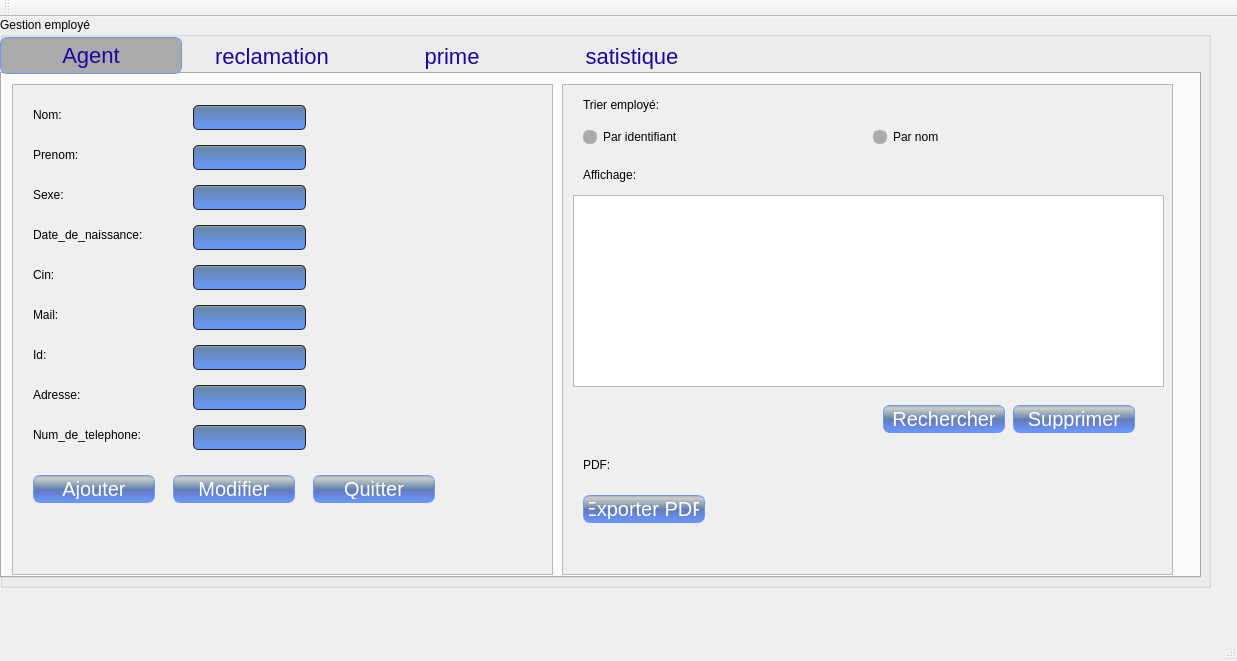
This is mainwindow.ui in sirineghribi/SMART_RECRUITING_2A17 as Qt 5 draws it before an edit. The edited form follows.
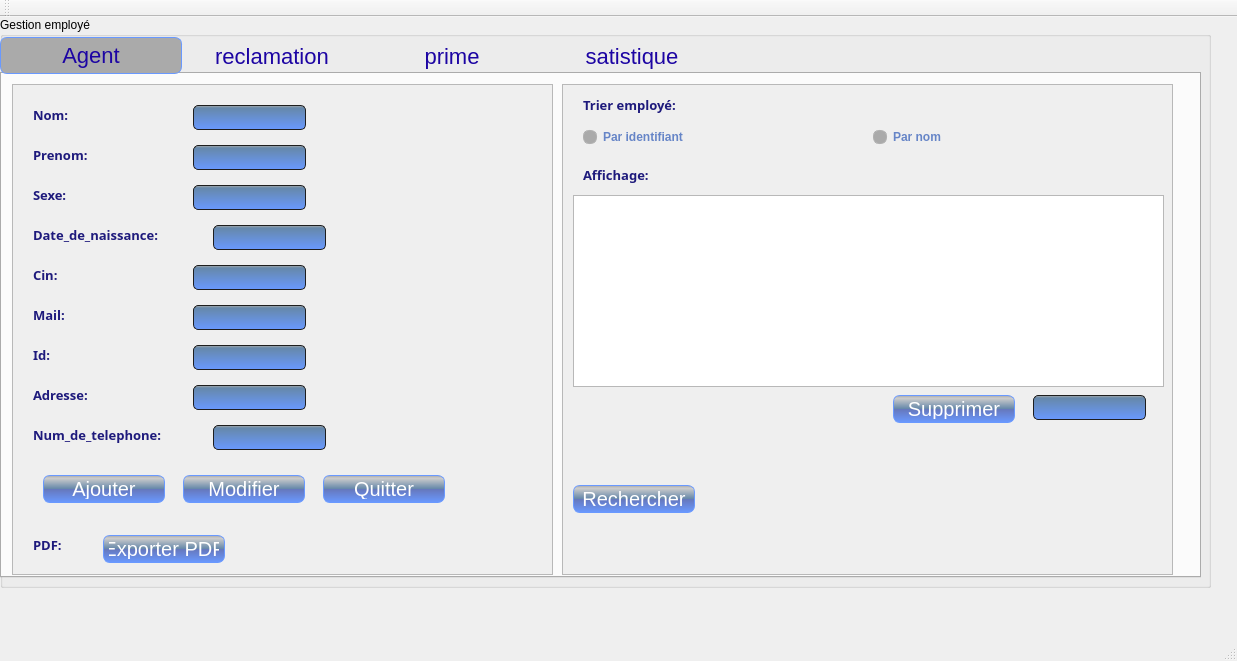
This is the edited form.

```diff
--- a/mainwindow.ui
+++ b/mainwindow.ui
@@ -107,6 +107,11 @@
          <height>491</height>
         </rect>
        </property>
+       <property name="font">
+        <font>
+         <pointsize>10</pointsize>
+        </font>
+       </property>
        <property name="widgetResizable">
         <bool>true</bool>
        </property>
@@ -128,6 +133,18 @@
            <height>20</height>
           </rect>
          </property>
+         <property name="font">
+          <font>
+           <family>Dubai</family>
+           <pointsize>10</pointsize>
+           <weight>75</weight>
+           <bold>true</bold>
+          </font>
+         </property>
+         <property name="styleSheet">
+          <string notr="true">border-color: rgb(0, 0, 127);
+color: rgb(30, 26, 124);</string>
+         </property>
          <property name="text">
           <string>Nom:</string>
          </property>
@@ -161,6 +178,18 @@
            <height>20</height>
           </rect>
          </property>
+         <property name="font">
+          <font>
+           <family>Dubai</family>
+           <pointsize>10</pointsize>
+           <weight>75</weight>
+           <bold>true</bold>
+          </font>
+         </property>
+         <property name="styleSheet">
+          <string notr="true">border-color: rgb(0, 0, 127);
+color: rgb(30, 26, 124);</string>
+         </property>
          <property name="text">
           <string>Prenom:</string>
          </property>
@@ -174,6 +203,18 @@
            <height>20</height>
           </rect>
          </property>
+         <property name="font">
+          <font>
+           <family>Dubai</family>
+           <pointsize>10</pointsize>
+           <weight>75</weight>
+           <bold>true</bold>
+          </font>
+         </property>
+         <property name="styleSheet">
+          <string notr="true">border-color: rgb(0, 0, 127);
+color: rgb(30, 26, 124);</string>
+         </property>
          <property name="text">
           <string>Sexe:</string>
          </property>
@@ -187,6 +228,18 @@
            <height>20</height>
           </rect>
          </property>
+         <property name="font">
+          <font>
+           <family>Dubai</family>
+           <pointsize>10</pointsize>
+           <weight>75</weight>
+           <bold>true</bold>
+          </font>
+         </property>
+         <property name="styleSheet">
+          <string notr="true">border-color: rgb(0, 0, 127);
+color: rgb(30, 26, 124);</string>
+         </property>
          <property name="text">
           <string>Cin:</string>
          </property>
@@ -196,10 +249,22 @@
           <rect>
            <x>20</x>
            <y>140</y>
-           <width>151</width>
+           <width>181</width>
            <height>20</height>
           </rect>
          </property>
+         <property name="font">
+          <font>
+           <family>Dubai</family>
+           <pointsize>10</pointsize>
+           <weight>75</weight>
+           <bold>true</bold>
+          </font>
+         </property>
+         <property name="styleSheet">
+          <string notr="true">border-color: rgb(0, 0, 127);
+color: rgb(30, 26, 124);</string>
+         </property>
          <property name="text">
           <string>Date_de_naissance:</string>
          </property>
@@ -223,6 +288,18 @@
            <height>20</height>
           </rect>
          </property>
+         <property name="font">
+          <font>
+           <family>Dubai</family>
+           <pointsize>10</pointsize>
+           <weight>75</weight>
+           <bold>true</bold>
+          </font>
+         </property>
+         <property name="styleSheet">
+          <string notr="true">border-color: rgb(0, 0, 127);
+color: rgb(30, 26, 124);</string>
+         </property>
          <property name="text">
           <string>Mail:</string>
          </property>
@@ -246,6 +323,18 @@
            <height>20</height>
           </rect>
          </property>
+         <property name="font">
+          <font>
+           <family>Dubai</family>
+           <pointsize>10</pointsize>
+           <weight>75</weight>
+           <bold>true</bold>
+          </font>
+         </property>
+         <property name="styleSheet">
+          <string notr="true">border-color: rgb(0, 0, 127);
+color: rgb(30, 26, 124);</string>
+         </property>
          <property name="text">
           <string>Adresse:</string>
          </property>
@@ -269,6 +358,18 @@
            <height>20</height>
           </rect>
          </property>
+         <property name="font">
+          <font>
+           <family>Dubai</family>
+           <pointsize>10</pointsize>
+           <weight>75</weight>
+           <bold>true</bold>
+          </font>
+         </property>
+         <property name="styleSheet">
+          <string notr="true">border-color: rgb(0, 0, 127);
+color: rgb(30, 26, 124);</string>
+         </property>
          <property name="text">
           <string>Id:</string>
          </property>
@@ -286,7 +387,7 @@
         <widget class="QPushButton" name="pb_ajouter">
          <property name="geometry">
           <rect>
-           <x>20</x>
+           <x>30</x>
            <y>390</y>
            <width>122</width>
            <height>28</height>
@@ -299,7 +400,7 @@
         <widget class="QPushButton" name="pb_modifier">
          <property name="geometry">
           <rect>
-           <x>160</x>
+           <x>170</x>
            <y>390</y>
            <width>122</width>
            <height>28</height>
@@ -312,7 +413,7 @@
         <widget class="QPushButton" name="pushButton_6">
          <property name="geometry">
           <rect>
-           <x>300</x>
+           <x>310</x>
            <y>390</y>
            <width>122</width>
            <height>28</height>
@@ -335,7 +436,7 @@
         <widget class="QLineEdit" name="l_date">
          <property name="geometry">
           <rect>
-           <x>180</x>
+           <x>200</x>
            <y>140</y>
            <width>113</width>
            <height>25</height>
@@ -347,10 +448,22 @@
           <rect>
            <x>20</x>
            <y>340</y>
-           <width>141</width>
+           <width>171</width>
            <height>20</height>
           </rect>
          </property>
+         <property name="font">
+          <font>
+           <family>Dubai</family>
+           <pointsize>10</pointsize>
+           <weight>75</weight>
+           <bold>true</bold>
+          </font>
+         </property>
+         <property name="styleSheet">
+          <string notr="true">border-color: rgb(0, 0, 127);
+color: rgb(30, 26, 124);</string>
+         </property>
          <property name="text">
           <string>Num_de_telephone:</string>
          </property>
@@ -358,13 +471,51 @@
         <widget class="QLineEdit" name="lineEdittel">
          <property name="geometry">
           <rect>
-           <x>180</x>
+           <x>200</x>
            <y>340</y>
            <width>113</width>
            <height>25</height>
           </rect>
          </property>
         </widget>
+        <widget class="QLabel" name="label_11">
+         <property name="geometry">
+          <rect>
+           <x>20</x>
+           <y>450</y>
+           <width>69</width>
+           <height>20</height>
+          </rect>
+         </property>
+         <property name="font">
+          <font>
+           <family>Dubai</family>
+           <pointsize>10</pointsize>
+           <weight>75</weight>
+           <bold>true</bold>
+          </font>
+         </property>
+         <property name="styleSheet">
+          <string notr="true">border-color: rgb(0, 0, 127);
+color: rgb(30, 26, 124);</string>
+         </property>
+         <property name="text">
+          <string>PDF:</string>
+         </property>
+        </widget>
+        <widget class="QPushButton" name="pushButton_2">
+         <property name="geometry">
+          <rect>
+           <x>90</x>
+           <y>450</y>
+           <width>122</width>
+           <height>28</height>
+          </rect>
+         </property>
+         <property name="text">
+          <string>Exporter PDF</string>
+         </property>
+        </widget>
        </widget>
       </widget>
       <widget class="QScrollArea" name="scrollArea_2">
@@ -376,6 +527,11 @@
          <height>491</height>
         </rect>
        </property>
+       <property name="font">
+        <font>
+         <family>MS Sans Serif</family>
+        </font>
+       </property>
        <property name="widgetResizable">
         <bool>true</bool>
        </property>
@@ -397,6 +553,18 @@
            <height>20</height>
           </rect>
          </property>
+         <property name="font">
+          <font>
+           <family>Dubai</family>
+           <pointsize>10</pointsize>
+           <weight>75</weight>
+           <bold>true</bold>
+          </font>
+         </property>
+         <property name="styleSheet">
+          <string notr="true">border-color: rgb(0, 0, 127);
+color: rgb(30, 26, 124);</string>
+         </property>
          <property name="text">
           <string>Trier employé:</string>
          </property>
@@ -410,6 +578,15 @@
            <height>24</height>
           </rect>
          </property>
+         <property name="font">
+          <font>
+           <weight>75</weight>
+           <bold>true</bold>
+          </font>
+         </property>
+         <property name="styleSheet">
+          <string notr="true">color: rgb(102, 133, 199);</string>
+         </property>
          <property name="text">
           <string>Par identifiant</string>
          </property>
@@ -423,6 +600,15 @@
            <height>24</height>
           </rect>
          </property>
+         <property name="font">
+          <font>
+           <weight>75</weight>
+           <bold>true</bold>
+          </font>
+         </property>
+         <property name="styleSheet">
+          <string notr="true">color: rgb(102, 133, 199);</string>
+         </property>
          <property name="text">
           <string>Par nom</string>
          </property>
@@ -436,6 +622,18 @@
            <height>20</height>
           </rect>
          </property>
+         <property name="font">
+          <font>
+           <family>Dubai</family>
+           <pointsize>10</pointsize>
+           <weight>75</weight>
+           <bold>true</bold>
+          </font>
+         </property>
+         <property name="styleSheet">
+          <string notr="true">border-color: rgb(0, 0, 127);
+color: rgb(30, 26, 124);</string>
+         </property>
          <property name="text">
           <string>Affichage:</string>
          </property>
@@ -453,8 +651,8 @@
         <widget class="QPushButton" name="pb_supp">
          <property name="geometry">
           <rect>
-           <x>450</x>
-           <y>320</y>
+           <x>330</x>
+           <y>310</y>
            <width>122</width>
            <height>28</height>
           </rect>
@@ -463,37 +661,11 @@
           <string>Supprimer</string>
          </property>
         </widget>
-        <widget class="QLabel" name="label_11">
-         <property name="geometry">
-          <rect>
-           <x>20</x>
-           <y>370</y>
-           <width>69</width>
-           <height>20</height>
-          </rect>
-         </property>
-         <property name="text">
-          <string>PDF:</string>
-         </property>
-        </widget>
-        <widget class="QPushButton" name="pushButton_2">
-         <property name="geometry">
-          <rect>
-           <x>20</x>
-           <y>410</y>
-           <width>122</width>
-           <height>28</height>
-          </rect>
-         </property>
-         <property name="text">
-          <string>Exporter PDF</string>
-         </property>
-        </widget>
         <widget class="QPushButton" name="pushButton_7">
          <property name="geometry">
           <rect>
-           <x>320</x>
-           <y>320</y>
+           <x>10</x>
+           <y>400</y>
            <width>122</width>
            <height>28</height>
           </rect>
@@ -502,6 +674,16 @@
           <string>Rechercher</string>
          </property>
         </widget>
+        <widget class="QLineEdit" name="l_supp_id">
+         <property name="geometry">
+          <rect>
+           <x>470</x>
+           <y>310</y>
+           <width>113</width>
+           <height>25</height>
+          </rect>
+         </property>
+        </widget>
        </widget>
       </widget>
      </widget>
```
